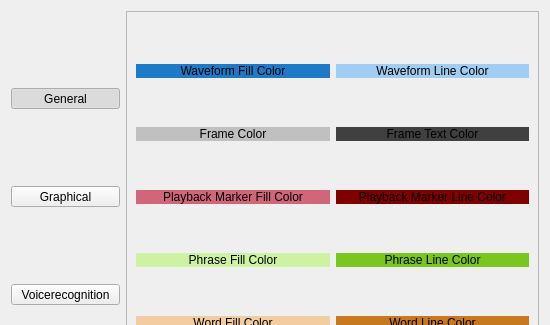
This is rsrc/settings.ui in morevnaproject-org/papagayo-ng as Qt 5 draws it before an edit; both pictures show x 0 to 550 and y 0 to 325 of the 550 by 550 pixel window. The edited form follows.
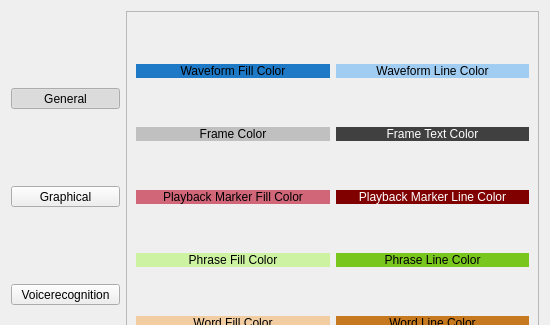
This is the edited form. Icons and pictures are not drawn.

Commit message: Adjust Button Text Color based on Background Color.

The edit to the form file:
```diff
--- a/rsrc/settings.ui
+++ b/rsrc/settings.ui
@@ -253,6 +253,7 @@
         <widget class="QPushButton" name="playback_line_color">
          <property name="styleSheet">
           <string notr="true">background-color: rgb(128, 0, 0);
+color: rgb(255, 255, 255);
 border: transparent;</string>
          </property>
          <property name="text">
@@ -336,6 +337,7 @@
         <widget class="QPushButton" name="frame_text_color">
          <property name="styleSheet">
           <string notr="true">background-color: rgb(64, 64, 64);
+color: rgb(255, 255, 255);
 border: transparent;</string>
          </property>
          <property name="text">
```
The commit also changes 1 other file.
